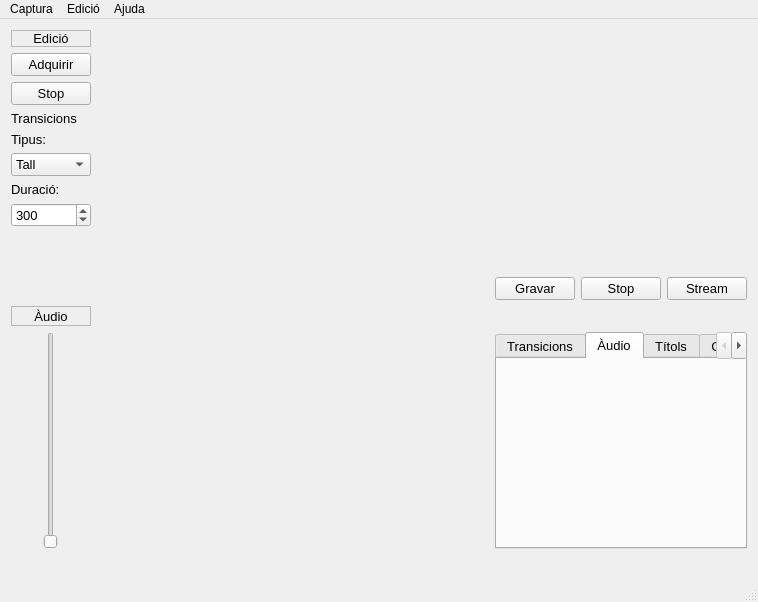
This is mainwindow.ui in acamara/videoview as Qt 5 draws it before an edit. The edited form follows.
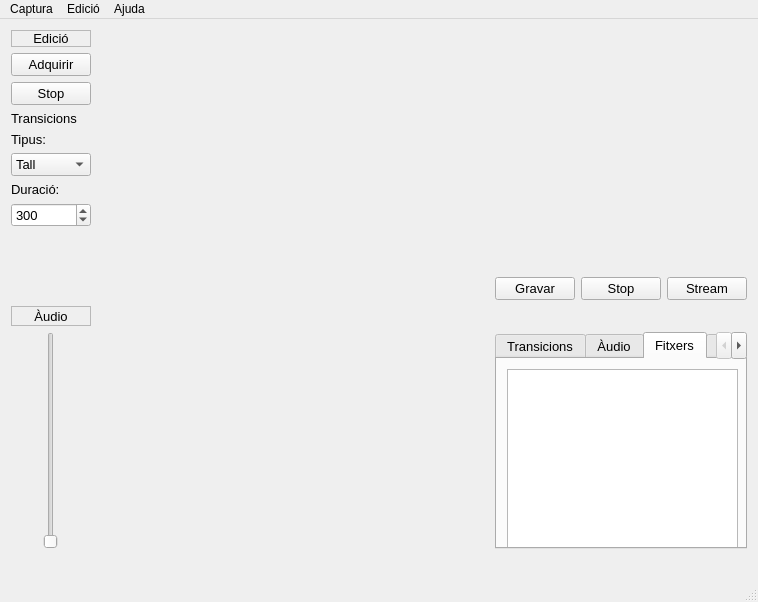
This is the edited form. Icons and pictures are not drawn.

Commit message: Canvis per escollir tots els fitxers de vídeo de cop.

```diff
--- a/mainwindow.ui
+++ b/mainwindow.ui
@@ -271,7 +271,7 @@
          </font>
         </property>
         <property name="currentIndex">
-         <number>1</number>
+         <number>2</number>
         </property>
         <widget class="QWidget" name="tab_transicions">
          <attribute name="title">
@@ -294,6 +294,38 @@
           <layout class="QHBoxLayout" name="horizontalLayout_audio"/>
          </widget>
         </widget>
+        <widget class="QWidget" name="tab">
+         <attribute name="title">
+          <string>Fitxers</string>
+         </attribute>
+         <widget class="QToolButton" name="addButton">
+          <property name="geometry">
+           <rect>
+            <x>250</x>
+            <y>10</y>
+            <width>24</width>
+            <height>25</height>
+           </rect>
+          </property>
+          <property name="text">
+           <string>...</string>
+          </property>
+          <property name="icon">
+           <iconset resource="recursos.qrc">
+            <normaloff>:/iconos/images/iconosuma.png</normaloff>:/iconos/images/iconosuma.png</iconset>
+          </property>
+         </widget>
+         <widget class="QListWidget" name="listWidget">
+          <property name="geometry">
+           <rect>
+            <x>10</x>
+            <y>10</y>
+            <width>231</width>
+            <height>192</height>
+           </rect>
+          </property>
+         </widget>
+        </widget>
         <widget class="QWidget" name="tab_titols">
          <attribute name="title">
           <string>Títols</string>
```
Left out of the diff: 30 changed lines with no effect on the pictures. The commit also changes 4 other files.
